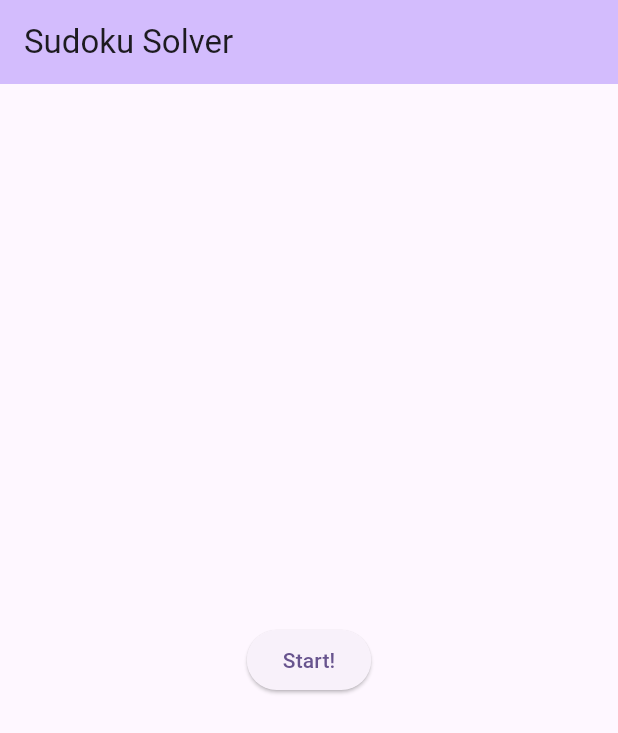
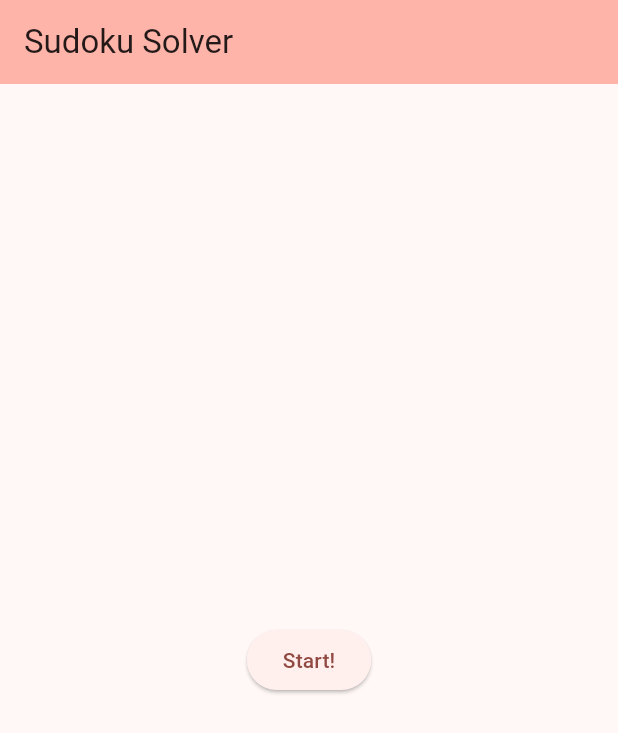
Before and after one commit to Krzysztofweimann02/sudokusolvermaster, a Flutter app: the screen it shows after launch, on a phone screen of 412 x 824 dp. Shown: the top 733 px of the screen. Run offline on Flutter 3.47's test engine with Material 2 defaults, Android fonts, the phone set to English and light mode, and no system bars; our stand-ins replace audioplayers.

Commit message:
1. Changed main app color to red

```diff
--- a/lib/main.dart
+++ b/lib/main.dart
@@ -2,14 +2,9 @@ import 'package:flutter/material.dart';
 import 'package:audioplayers/audioplayers.dart';
 import 'package:sudokusolvermaster/SudokuView.dart';
 
-import 'sudokuBoard.dart';
-import 'SudokuView.dart';
-import 'sudokuSolvingAlgorithm.dart';
-
 void main() {
   runApp(const MyApp());
 }
-
 
 class MyApp extends StatelessWidget {
   const MyApp({super.key});
@@ -19,7 +14,7 @@ class MyApp extends StatelessWidget {
     return MaterialApp(
       title: 'Sudoku Solver',
       theme: ThemeData(
-        colorScheme: ColorScheme.fromSeed(seedColor: Colors.deepPurple),
+        colorScheme: ColorScheme.fromSeed(seedColor: Colors.red),
         useMaterial3: true,
       ),
       home: const MyHomePage(title: 'Sudoku Solver'),
```
